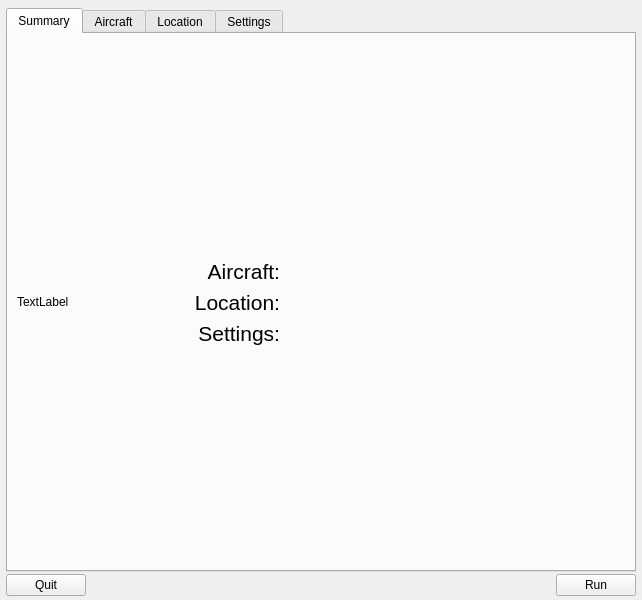
Before: the Qt Designer form src/GUI/Launcher.ui in FlightGear/flightgear, drawn with Qt 5.
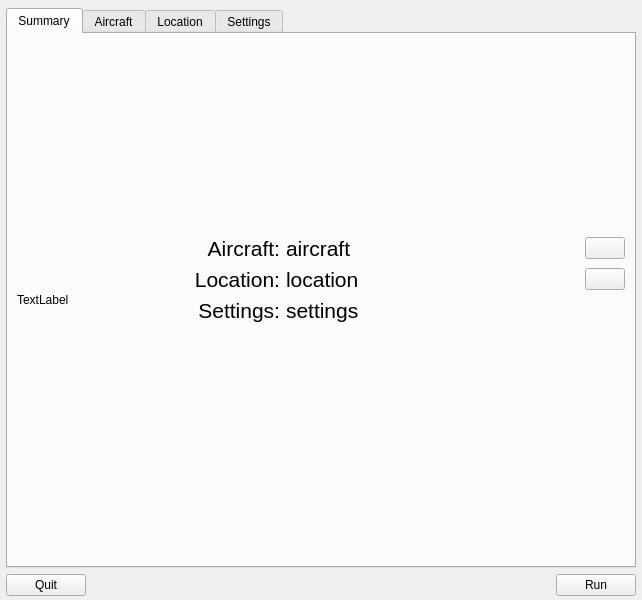
After: the same form once the commit is applied. Custom widgets are drawn as their Qt base class.

Commit message:
Launcher has history for locations and aircraft.
Move the existing aircraft history to a more obvious place, and follow
the same pattern for the complete location history. This makes restoring
a previously used configuration much simpler.

```diff
--- a/src/GUI/Launcher.ui
+++ b/src/GUI/Launcher.ui
@@ -13,10 +13,7 @@
   <property name="windowTitle">
    <string>Start FlightGear</string>
   </property>
-  <layout class="QVBoxLayout" name="verticalLayout">
-   <property name="spacing">
-    <number>2</number>
-   </property>
+  <layout class="QGridLayout" name="gridLayout_2">
    <property name="leftMargin">
     <number>6</number>
    </property>
@@ -29,7 +26,7 @@
    <property name="bottomMargin">
     <number>4</number>
    </property>
-   <item>
+   <item row="0" column="0">
     <widget class="QTabWidget" name="tabWidget">
      <property name="currentIndex">
       <number>0</number>
@@ -38,36 +35,8 @@
       <attribute name="title">
        <string>Summary</string>
       </attribute>
-      <layout class="QGridLayout" name="gridLayout_3" rowstretch="1,0,0,0,1" columnstretch="2,0,2">
-       <item row="2" column="1">
-        <widget class="QLabel" name="label_3">
-         <property name="font">
-          <font>
-           <pointsize>16</pointsize>
-          </font>
-         </property>
-         <property name="text">
-          <string>Location:</string>
-         </property>
-         <property name="alignment">
-          <set>Qt::AlignRight|Qt::AlignTop|Qt::AlignTrailing</set>
-         </property>
-        </widget>
-       </item>
-       <item row="4" column="2">
-        <spacer name="verticalSpacer_2">
-         <property name="orientation">
-          <enum>Qt::Vertical</enum>
-         </property>
-         <property name="sizeHint" stdset="0">
-          <size>
-           <width>20</width>
-           <height>294</height>
-          </size>
-         </property>
-        </spacer>
-       </item>
-       <item row="3" column="1">
+      <layout class="QGridLayout" name="gridLayout_3" rowstretch="1,0,0,0,0,0,1" columnstretch="0,0,0,1,0">
+       <item row="3" column="2">
         <widget class="QLabel" name="label_5">
          <property name="font">
           <font>
@@ -82,7 +51,42 @@
          </property>
         </widget>
        </item>
-       <item row="1" column="1">
+       <item row="2" column="2">
+        <widget class="QLabel" name="label_3">
+         <property name="font">
+          <font>
+           <pointsize>16</pointsize>
+          </font>
+         </property>
+         <property name="text">
+          <string>Location:</string>
+         </property>
+         <property name="alignment">
+          <set>Qt::AlignRight|Qt::AlignTop|Qt::AlignTrailing</set>
+         </property>
+        </widget>
+       </item>
+       <item row="1" column="4">
+        <widget class="QPushButton" name="aircraftHistory">
+         <property name="autoDefault">
+          <bool>false</bool>
+         </property>
+        </widget>
+       </item>
+       <item row="0" column="3">
+        <spacer name="verticalSpacer_3">
+         <property name="orientation">
+          <enum>Qt::Vertical</enum>
+         </property>
+         <property name="sizeHint" stdset="0">
+          <size>
+           <width>20</width>
+           <height>40</height>
+          </size>
+         </property>
+        </spacer>
+       </item>
+       <item row="1" column="2">
         <widget class="QLabel" name="label_4">
          <property name="font">
           <font>
@@ -97,22 +101,20 @@
          </property>
         </widget>
        </item>
-       <item row="3" column="2">
-        <widget class="QLabel" name="settingsDescription">
-         <property name="font">
-          <font>
-           <pointsize>16</pointsize>
-          </font>
+       <item row="6" column="3" colspan="2">
+        <spacer name="verticalSpacer_2">
+         <property name="orientation">
+          <enum>Qt::Vertical</enum>
          </property>
-         <property name="text">
-          <string/>
+         <property name="sizeHint" stdset="0">
+          <size>
+           <width>20</width>
+           <height>294</height>
+          </size>
          </property>
-         <property name="wordWrap">
-          <bool>true</bool>
-         </property>
-        </widget>
+        </spacer>
        </item>
-       <item row="1" column="2">
+       <item row="1" column="3">
         <widget class="QLabel" name="aircraftDescription">
          <property name="font">
           <font>
@@ -120,14 +122,21 @@
           </font>
          </property>
          <property name="text">
-          <string/>
+          <string>aircraft</string>
          </property>
          <property name="wordWrap">
           <bool>true</bool>
          </property>
         </widget>
        </item>
-       <item row="2" column="2">
+       <item row="2" column="4">
+        <widget class="QPushButton" name="locationHistory">
+         <property name="autoDefault">
+          <bool>false</bool>
+         </property>
+        </widget>
+       </item>
+       <item row="2" column="3">
         <widget class="QLabel" name="locationDescription">
          <property name="font">
           <font>
@@ -135,27 +144,14 @@
           </font>
          </property>
          <property name="text">
-          <string/>
+          <string>location</string>
          </property>
          <property name="wordWrap">
           <bool>true</bool>
          </property>
         </widget>
        </item>
-       <item row="0" column="2">
-        <spacer name="verticalSpacer_3">
-         <property name="orientation">
-          <enum>Qt::Vertical</enum>
-         </property>
-         <property name="sizeHint" stdset="0">
-          <size>
-           <width>20</width>
-           <height>40</height>
-          </size>
-         </property>
-        </spacer>
-       </item>
-       <item row="0" column="0" rowspan="5">
+       <item row="1" column="1" rowspan="3">
         <widget class="QLabel" name="thumbnail">
          <property name="sizePolicy">
           <sizepolicy hsizetype="Fixed" vsizetype="Fixed">
@@ -174,6 +170,24 @@
          </property>
         </widget>
        </item>
+       <item row="3" column="3" colspan="2">
+        <widget class="QLabel" name="settingsDescription">
+         <property name="font">
+          <font>
+           <pointsize>16</pointsize>
+          </font>
+         </property>
+         <property name="text">
+          <string>settings</string>
+         </property>
+         <property name="alignment">
+          <set>Qt::AlignLeading|Qt::AlignLeft|Qt::AlignTop</set>
+         </property>
+         <property name="wordWrap">
+          <bool>true</bool>
+         </property>
+        </widget>
+       </item>
       </layout>
      </widget>
      <widget class="QWidget" name="aircraftTab">
@@ -218,13 +232,6 @@
            </property>
           </widget>
          </item>
-         <item>
-          <widget class="QPushButton" name="aircraftHistory">
-           <property name="autoDefault">
-            <bool>false</bool>
-           </property>
-          </widget>
-         </item>
         </layout>
        </item>
        <item>
@@ -603,7 +610,7 @@
      </widget>
     </widget>
    </item>
-   <item>
+   <item row="1" column="0">
     <layout class="QHBoxLayout" name="horizontalLayout">
      <property name="spacing">
       <number>0</number>
```
The commit also changes 4 other files.
